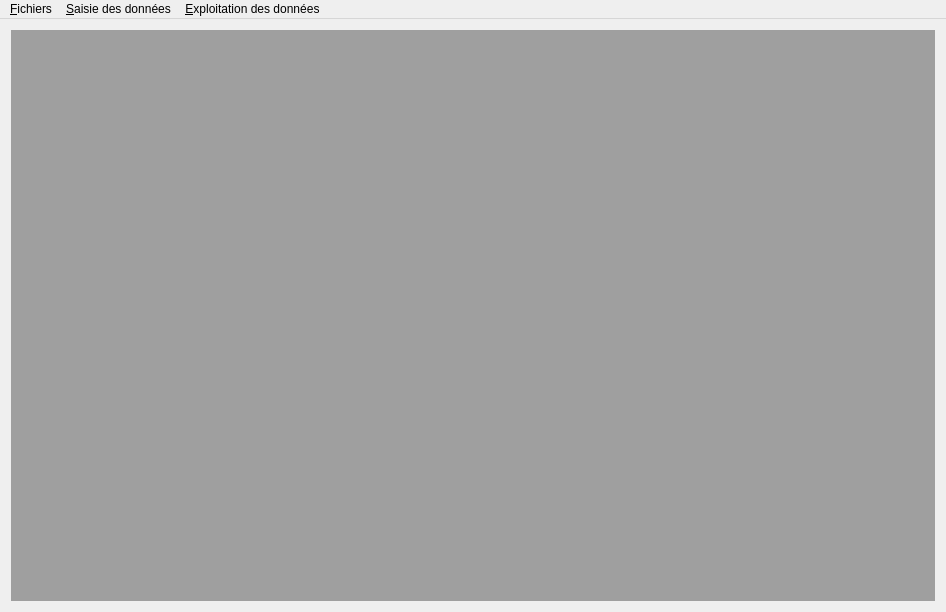
Above: mainwindow.ui from GiPiLab/ProtonClassicSuite before the change. Below: the same form after it.
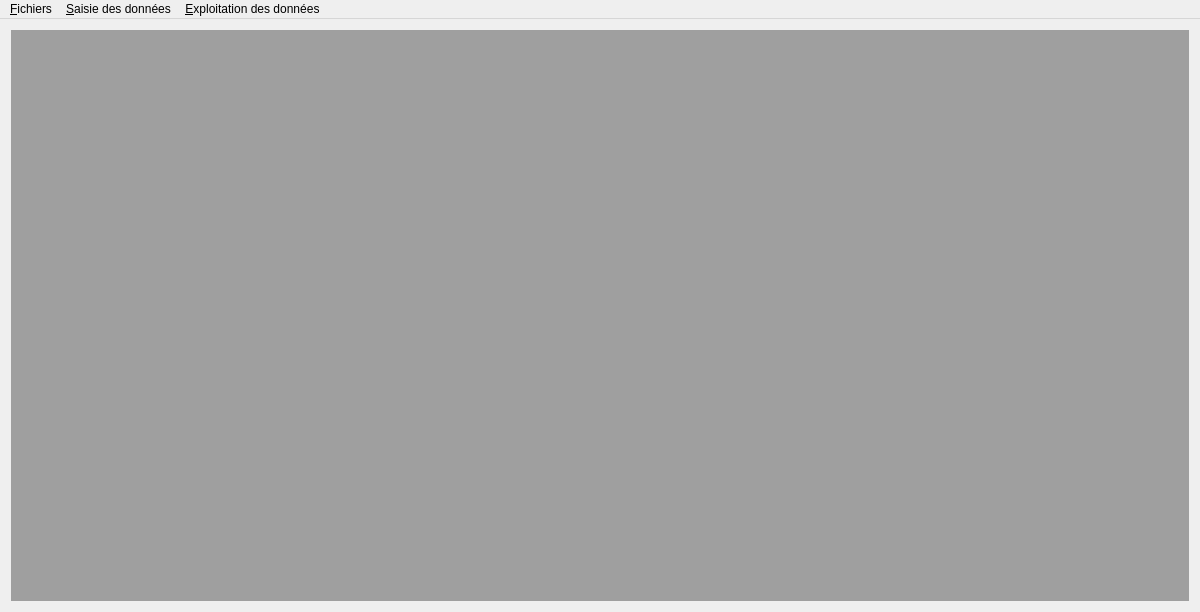
That is the form after the change.

Commit message: Work done on graphics and layout, html pictures are embedded in BASE64

Patch:
```diff
--- a/mainwindow.ui
+++ b/mainwindow.ui
@@ -6,7 +6,7 @@
    <rect>
     <x>0</x>
     <y>0</y>
-    <width>946</width>
+    <width>1200</width>
     <height>612</height>
    </rect>
   </property>
@@ -25,7 +25,7 @@
     <rect>
      <x>0</x>
      <y>0</y>
-     <width>946</width>
+     <width>1200</width>
      <height>19</height>
     </rect>
    </property>
```
The commit also changes 4 other files.
